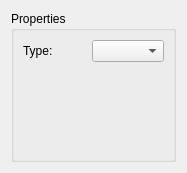
KDE/krita, file libs/flake/KoConnectionShapeConfigWidget.ui: the form before one commit.
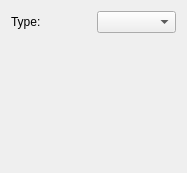
The form after the commit.

Commit message: remove properties groupbox from shape config widgets

Patch:
```diff
--- a/libs/flake/KoConnectionShapeConfigWidget.ui
+++ b/libs/flake/KoConnectionShapeConfigWidget.ui
@@ -12,12 +12,6 @@
   <property name="windowTitle" >
    <string>Ellipse Shape</string>
   </property>
-  <layout class="QVBoxLayout" >
-   <item>
-    <widget class="QGroupBox" name="groupBox" >
-     <property name="title" >
-      <string>Properties</string>
-     </property>
      <layout class="QGridLayout" >
       <item row="0" column="0" >
        <widget class="QLabel" name="label_3" >
@@ -29,7 +23,7 @@
       <item row="0" column="1" >
        <widget class="QComboBox" name="connectionType" />
       </item>
-      <item row="1" column="1" >
+   <item row="1" column="0" >
        <spacer>
         <property name="orientation" >
          <enum>Qt::Vertical</enum>
@@ -41,9 +35,6 @@
          </size>
         </property>
        </spacer>
-      </item>
-     </layout>
-    </widget>
    </item>
   </layout>
  </widget>
```
Lines whose indentation alone changed are shown as unchanged. The commit also changes 1 other file.
